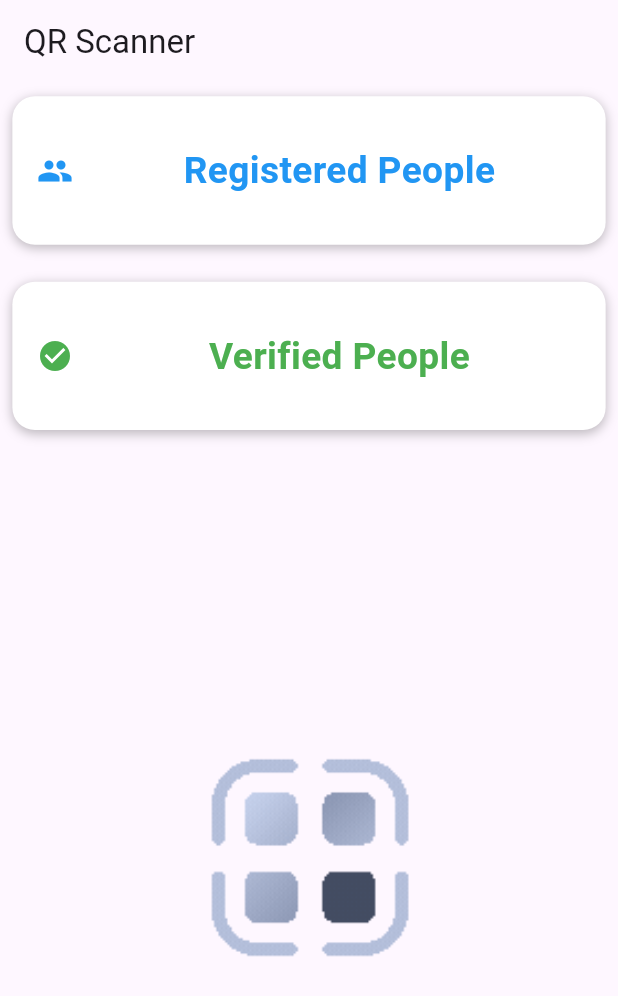
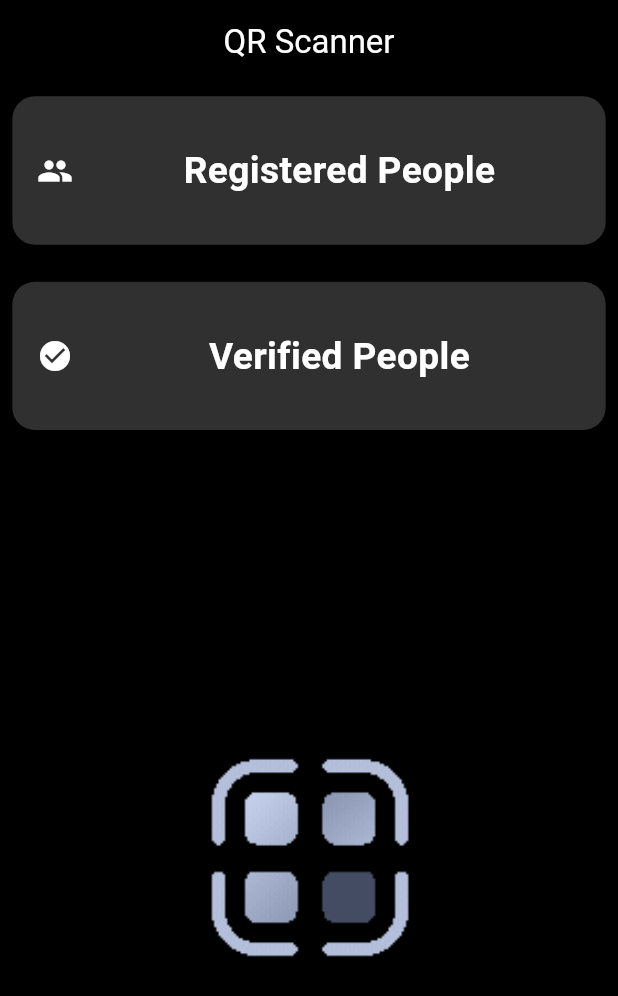
Before and after one commit to Shivansh722/QR_CN, a Flutter app: the screen it shows after launch, on a phone screen of 412 x 824 dp. Shown: the top 996 px of the screen. Run offline on Flutter 3.47's test engine with Material 3 defaults, Android fonts, the phone set to English and light mode, and no system bars; our stand-ins replace cloud_firestore, firebase_core; missing offline and left inert: qr_code_scanner; accounts and stored records are empty.

Commit message:
Feat: Theme changed to dark mode.

```diff
--- a/lib/qr_screen.dart
+++ b/lib/qr_screen.dart
@@ -24,8 +24,14 @@ class _QrScreenState extends State<QrScreen> {
 
     return Scaffold(
       appBar: AppBar(
-        title: const Text('QR Scanner'),
-      ),
+  backgroundColor: Colors.black,
+  title: Center(
+    child: Text('QR Scanner',
+      style: TextStyle(color: Colors.white),
+    ),
+  ),
+),
+      backgroundColor: Colors.black, // Set background color to black
       body: SingleChildScrollView(
         child: Column(
           children: [
@@ -42,7 +48,7 @@ class _QrScreenState extends State<QrScreen> {
                   height: containerHeight,
                   padding: EdgeInsets.all(paddingValue),
                   decoration: BoxDecoration(
-                    color: Colors.white,
+                    color: Colors.grey[850], // Set the tile background to dark grey
                     borderRadius: BorderRadius.circular(15),
                     boxShadow: [
                       BoxShadow(
@@ -56,14 +62,14 @@ class _QrScreenState extends State<QrScreen> {
                     children: [
                       Padding(
                         padding: EdgeInsets.all(paddingValue),
-                        child: const Icon(Icons.people, color: Colors.blue),
+                        child: const Icon(Icons.people, color: Colors.white), // Icon color set to white
                       ),
                       Expanded(
                         child: Center(
                           child: Text(
                             'Registered People',
                             style: TextStyle(
-                              color: Colors.blue,
+                              color: Colors.white, // Text color set to white
                               fontSize: screenWidth * 0.06,
                               fontWeight: FontWeight.bold,
                             ),
@@ -89,7 +95,7 @@ class _QrScreenState extends State<QrScreen> {
                   height: containerHeight,
                   padding: EdgeInsets.all(paddingValue),
                   decoration: BoxDecoration(
-                    color: Colors.white,
+                    color: Colors.grey[850], // Set the tile background to dark grey
                     borderRadius: BorderRadius.circular(15),
                     boxShadow: [
                       BoxShadow(
@@ -103,14 +109,14 @@ class _QrScreenState extends State<QrScreen> {
                     children: [
                       Padding(
                         padding: EdgeInsets.all(paddingValue),
-                        child: const Icon(Icons.check_circle, color: Colors.green),
+                        child: const Icon(Icons.check_circle, color: Colors.white), // Icon color set to white
                       ),
                       Expanded(
                         child: Center(
                           child: Text(
                             'Verified People',
                             style: TextStyle(
-                              color: Colors.green,
+                              color: Colors.white, // Text color set to white
                               fontSize: screenWidth * 0.06,
                               fontWeight: FontWeight.bold,
                             ),
```
Also changed, not shown: lib/registeredPeopleScreen.dart (+30 -19 lines), lib/verifiedPeopleScreen.dart (+24 -14 lines).
